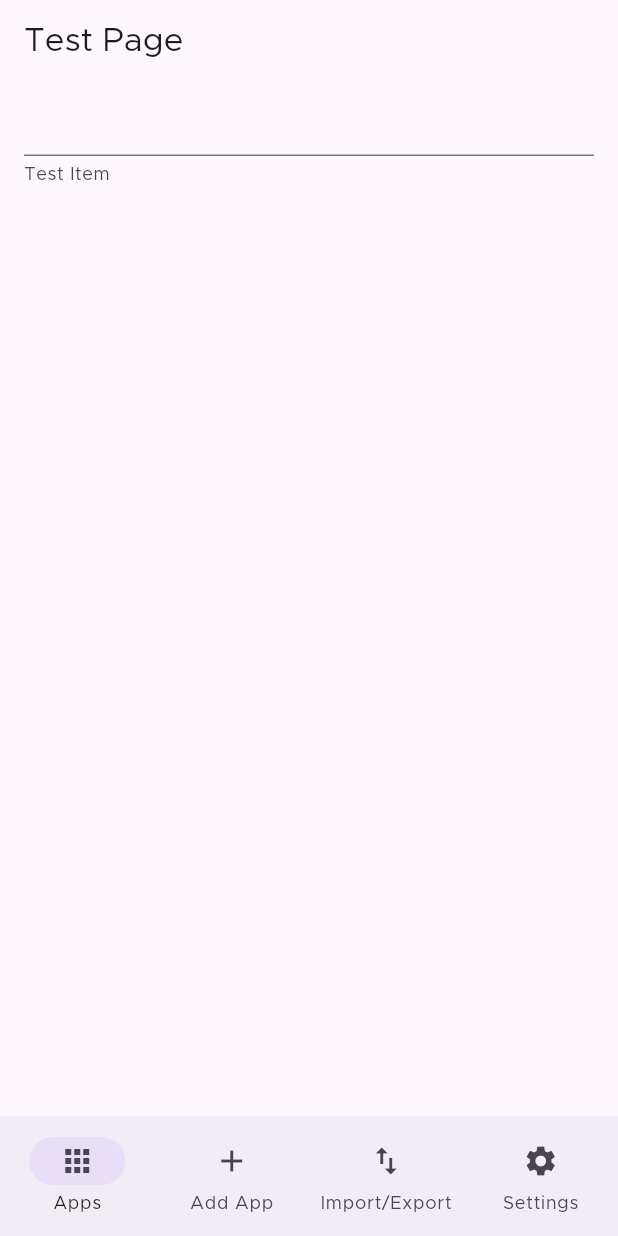
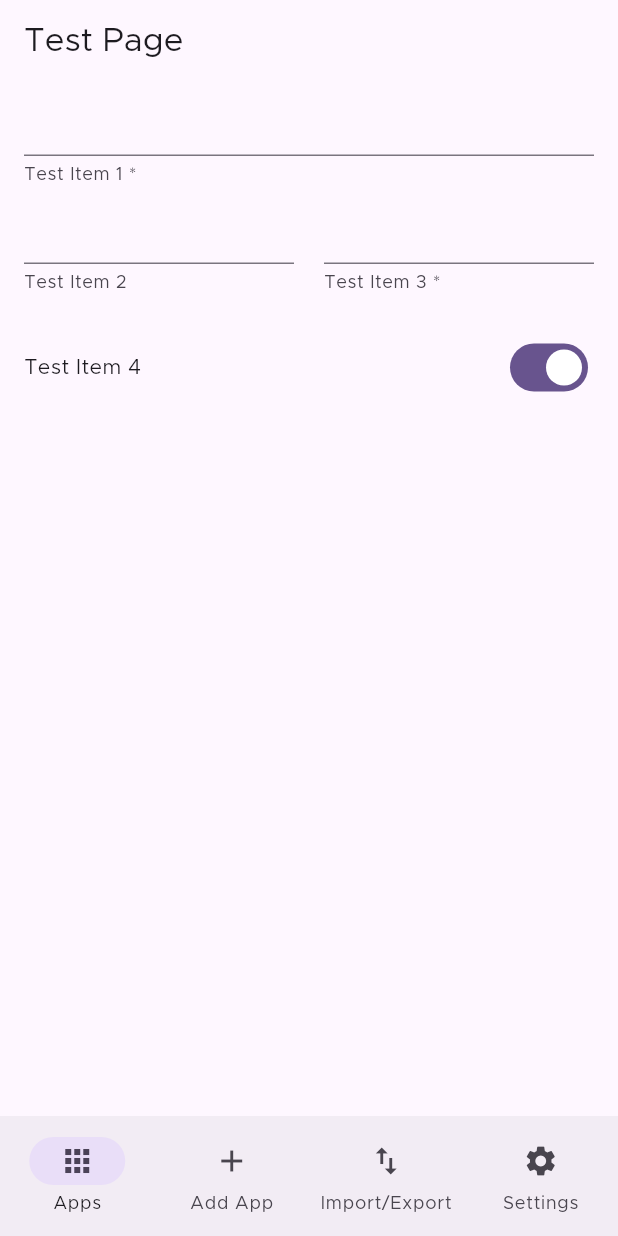
Before and after one commit to ImranR98/Obtainium, a Flutter app: the screen it shows after launch, on a phone screen of 412 x 824 dp. Run offline on Flutter 3.47's test engine with Material 2 defaults, Android fonts, the phone set to English and light mode, and no system bars; drawn by our look-alikes of dynamic_color; our stand-ins replace device_info_plus, file_picker, flutter_local_notifications, fluttertoast, permission_handler, shared_preferences and 1 more; missing offline and left inert: flutter_fgbg, install_plugin_v2, workmanager; statements that could not run were skipped.

Commit message:
dynamic form progress (switch doesn't work)

```diff
--- a/lib/components/generated_form.dart
+++ b/lib/components/generated_form.dart
@@ -5,12 +5,16 @@ enum FormItemType { string, bool }
 typedef OnValueChanges = void Function(List<List<String?>> values, bool valid);
 
 class GeneratedFormItem {
-  late String label = "Input";
-  late FormItemType type = FormItemType.string;
-  late bool required = true;
-  late int max = 1;
+  late String label;
+  late FormItemType type;
+  late bool required;
+  late int max;
 
-  GeneratedFormItem(this.label, this.type, this.required, this.max);
+  GeneratedFormItem(
+      {this.label = "Input",
+      this.type = FormItemType.string,
+      this.required = true,
+      this.max = 1});
 }
 
 class GeneratedForm extends StatefulWidget {
@@ -54,15 +58,12 @@ class _GeneratedFormState extends State<GeneratedForm> {
             someValueChanged();
           });
           return TextFormField(
-              decoration: InputDecoration(helperText: e.value.label),
+              decoration: InputDecoration(
+                  helperText: e.value.label + (e.value.required ? " *" : "")),
               controller: controller,
               minLines: e.value.max <= 1 ? null : e.value.max,
               maxLines: e.value.max <= 1 ? 1 : e.value.max,
               validator: (value) {
-                // print(value);
-                // print(value?.isEmpty);
-                // print(value?.length);
-                // print(value == null);
                 if (value == null || value.isEmpty) {
                   return '${e.value.label} (required)';
                 }
@@ -71,32 +72,39 @@ class _GeneratedFormState extends State<GeneratedForm> {
               // : null,
               );
         } else {
-          return Switch(
-              value: values[row.key][e.key]?.isEmpty ?? false,
-              onChanged: (value) {
-                values[row.key][e.key] = value ? "true" : "";
-                someValueChanged();
-              });
+          return Row(
+              mainAxisAlignment: MainAxisAlignment.spaceBetween,
+              children: [
+                Text(e.value.label),
+                Switch(
+                    value: values[row.key][e.key]?.isEmpty ?? false,
+                    onChanged: (value) {
+                      values[row.key][e.key] = value ? "true" : "";
+                      someValueChanged();
+                    })
+              ]);
         }
       }).toList();
     }).toList();
 
     formInputs.asMap().entries.forEach((rowInputs) {
-      if (rowInputs.key > 0 && rowInputs.key < formInputs.length - 1) {
+      if (rowInputs.key > 0) {
         rows.add([
-          const SizedBox(
-            height: 8,
+          SizedBox(
+            height: widget.items[rowInputs.key][0].type == FormItemType.bool
+                ? 25
+                : 4,
           )
         ]);
       }
       List<Widget> rowItems = [];
       rowInputs.value.asMap().entries.forEach((rowInput) {
-        if (rowInput.key > 0 && rowInput.key < rowInputs.value.length) {
+        if (rowInput.key > 0) {
           rowItems.add(const SizedBox(
-            width: 8,
+            width: 20,
           ));
         }
-        rowItems.add(rowInput.value);
+        rowItems.add(Expanded(child: rowInput.value));
       });
       rows.add(rowItems);
     });
@@ -109,7 +117,9 @@ class _GeneratedFormState extends State<GeneratedForm> {
         child: Column(
           children: [
             ...rows.map((row) => Row(
-                  children: [...row.map((e) => Expanded(child: e))],
+                  mainAxisAlignment: MainAxisAlignment.start,
+                  crossAxisAlignment: CrossAxisAlignment.start,
+                  children: [...row.map((e) => e)],
                 ))
           ],
         ));
--- a/lib/main.dart
+++ b/lib/main.dart
@@ -59,7 +59,7 @@ void main() async {
       ChangeNotifierProvider(
           create: (context) => AppsProvider(
               shouldLoadApps: true,
-              shouldCheckUpdatesAfterLoad: true,
+              shouldCheckUpdatesAfterLoad: false,
               shouldDeleteAPKs: true)),
       ChangeNotifierProvider(create: (context) => SettingsProvider()),
       Provider(create: (context) => NotificationsProvider())
--- a/lib/pages/test_page.dart
+++ b/lib/pages/test_page.dart
@@ -13,7 +13,12 @@ class _TestPageState extends State<TestPage> {
   bool valid = false;
 
   List<List<GeneratedFormItem>> sourceSpecificInputs = [
-    [GeneratedFormItem('Test Item', FormItemType.string, true, 1)]
+    [GeneratedFormItem(label: 'Test Item 1')],
+    [
+      GeneratedFormItem(label: 'Test Item 2', required: false),
+      GeneratedFormItem(label: 'Test Item 3')
+    ],
+    [GeneratedFormItem(label: 'Test Item 4', type: FormItemType.bool)]
   ];
 
   void onSourceSpecificDataChanges(
@@ -21,7 +26,11 @@ class _TestPageState extends State<TestPage> {
     setState(() {
       sourceSpecificData = valuesFromForm;
       valid = formValid;
-      print(sourceSpecificData?[0][0]);
+      sourceSpecificData?.forEach((row) {
+        for (var element in row) {
+          print(element);
+        }
+      });
     });
   }
 
```
